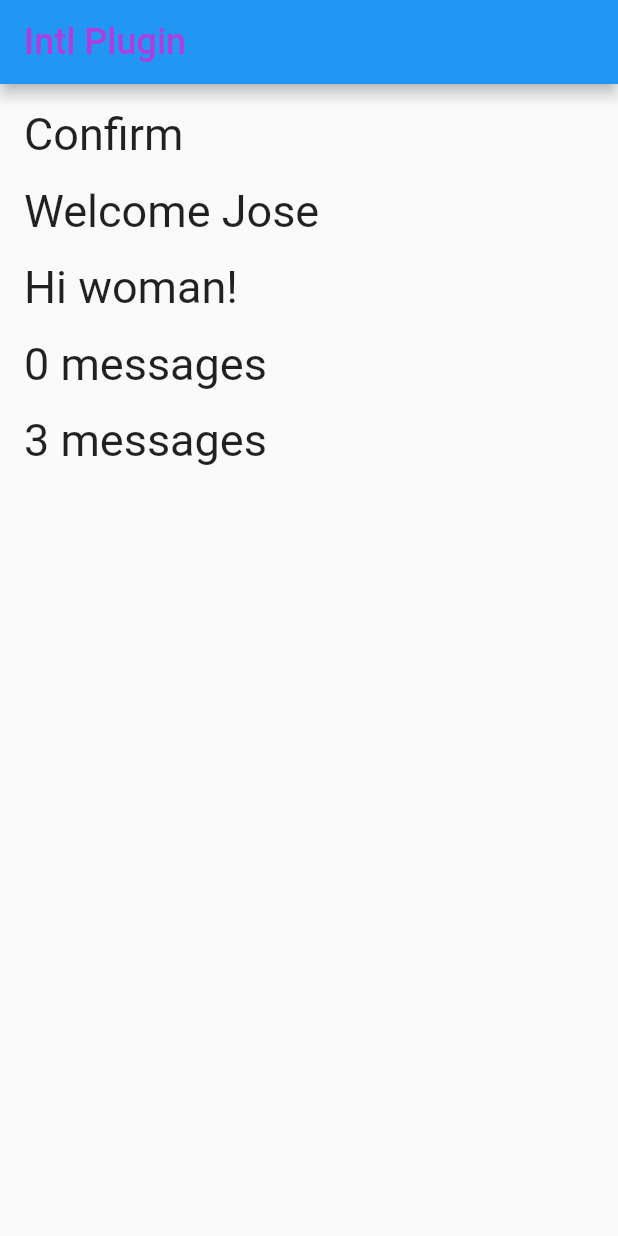
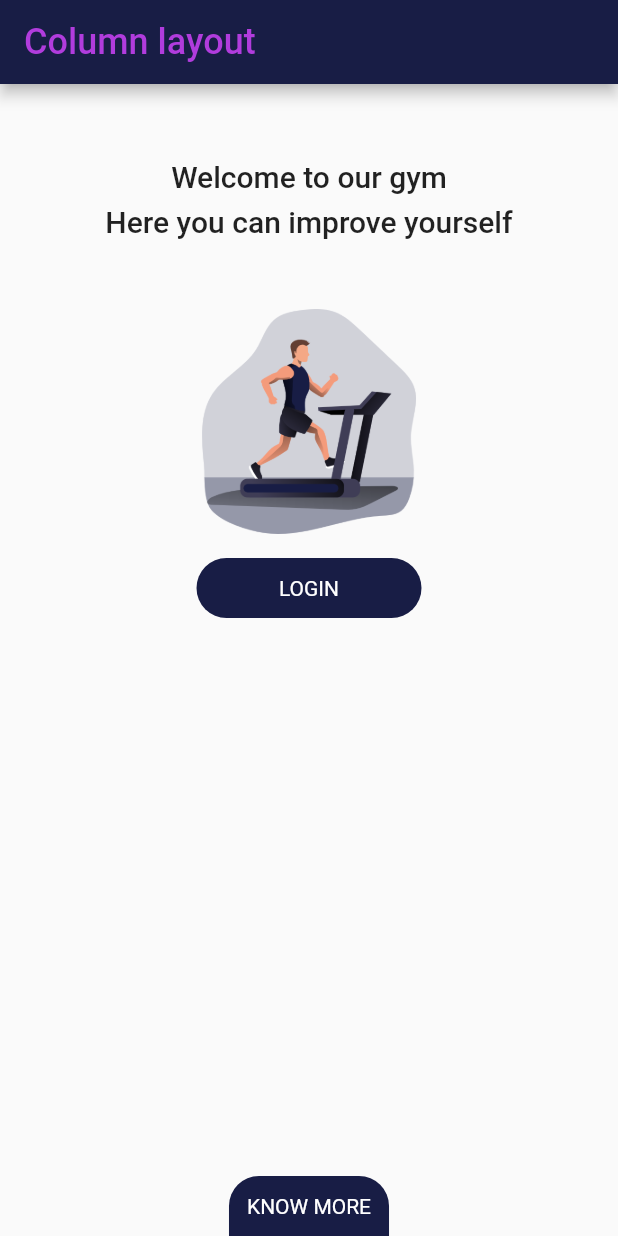
Before and after one commit to Codigo-Base/flutter-garage, a Flutter app: the screen it shows after launch, on a phone screen of 412 x 824 dp. Run offline on Flutter 3.47's test engine with Material 2 defaults, Android fonts, the phone set to English and light mode, and no system bars; generated files the repository leaves out were written again.

Commit message:
Column layout with scroll

```diff
--- a/lib/ui/app.dart
+++ b/lib/ui/app.dart
@@ -1,7 +1,7 @@
-
 import 'package:flutter/material.dart';
 import 'package:flutter_garage/l10n/generated/l10n.dart';
 import 'package:flutter_garage/ui/apperror/app_error_page.dart';
+import 'package:flutter_garage/ui/columnlayout/column_layout.dart';
 import 'package:flutter_garage/ui/hidekeyboard/hide_keyboard_page.dart';
 import 'package:flutter_garage/ui/intl/intl_page.dart';
 import 'package:flutter_garage/ui/uxform/ux_form_page.dart';
@@ -10,7 +10,6 @@ import 'package:flutter_localizations/flutter_localizations.dart';
 class MyApp extends StatelessWidget {
   @override
   Widget build(BuildContext context) {
-
     final primaryColor = Color(0xFF181D45);
     final accentColor = Color(0xFFB13CDD);
 
@@ -20,17 +19,34 @@ class MyApp extends StatelessWidget {
       theme: ThemeData(
         primaryColor: primaryColor,
         accentColor: accentColor,
+        colorScheme: ColorScheme.fromSwatch(
+          accentColor: accentColor,
+        ),
         appBarTheme: AppBarTheme(
-          textTheme: Theme.of(context).textTheme.copyWith(
-            headline6: Theme.of(context).textTheme.headline6!.copyWith(
-              color: accentColor,
-              fontSize: 24
-            )
-          )
-        ),
+            backgroundColor: primaryColor,
+            toolbarTextStyle: Theme.of(context)
+                .textTheme
+                .copyWith(
+                    headline6: Theme.of(context)
+                        .textTheme
+                        .headline6!
+                        .copyWith(color: accentColor, fontSize: 24))
+                .bodyText2,
+            titleTextStyle: Theme.of(context)
+                .textTheme
+                .copyWith(
+                    headline6: Theme.of(context)
+                        .textTheme
+                        .headline6!
+                        .copyWith(color: accentColor, fontSize: 24))
+                .headline6),
         inputDecorationTheme: InputDecorationTheme(
-          contentPadding: const EdgeInsets.symmetric(horizontal: 13, vertical: 10),
-          hintStyle: TextStyle(color: Colors.blueGrey, fontWeight: FontWeight.w400, fontSize: 14),
+          contentPadding:
+              const EdgeInsets.symmetric(horizontal: 13, vertical: 10),
+          hintStyle: TextStyle(
+              color: Colors.blueGrey,
+              fontWeight: FontWeight.w400,
+              fontSize: 14),
           border: OutlineInputBorder(
             borderRadius: BorderRadius.circular(15),
           ),
@@ -44,7 +60,7 @@ class MyApp extends StatelessWidget {
         GlobalCupertinoLocalizations.delegate,
       ],
       supportedLocales: S.delegate.supportedLocales,
-      home: IntlPage(),
+      home: ColumnLayout(),
     );
   }
 }
--- /dev/null
+++ b/lib/ui/columnlayout/column_layout.dart
@@ -0,0 +1,75 @@
+import 'package:flutter/material.dart';
+import 'package:flutter/services.dart';
+import 'package:flutter_garage/ui/widget/rounded_button.dart';
+
+class ColumnLayout extends StatelessWidget {
+  const ColumnLayout({Key? key}) : super(key: key);
+
+  @override
+  Widget build(BuildContext context) {
+    final textStyle = TextStyle(color: Colors.white);
+
+    return Scaffold(
+      appBar: AppBar(
+          systemOverlayStyle: SystemUiOverlayStyle.light,
+          title: Text('Column layout')),
+      body: Padding(
+        padding: const EdgeInsets.symmetric(horizontal: 24.0),
+        child: LayoutBuilder(
+          builder: (_, constraints) => SingleChildScrollView(
+            child: ConstrainedBox(
+              constraints: BoxConstraints(
+                minHeight: constraints.maxHeight
+              ),
+              child: IntrinsicHeight(
+                child: Column(
+                  children: [
+                    SizedBox(
+                      height: 150,
+                      width: double.infinity,
+                      child: Center(
+                        child: Text(
+                          'Welcome to our gym\nHere you can improve yourself',
+                          textAlign: TextAlign.center,
+                          style: Theme.of(context)
+                              .textTheme
+                              .headline6
+                              ?.copyWith(height: 1.5),
+                        ),
+                      ),
+                    ),
+                    Column(
+                      children: [
+                        SizedBox(
+                          width: 150,
+                          height: 150,
+                          child: Image.asset(
+                            'assets/images/fitnessImage.png',
+                          ),
+                        ),
+                        Padding(
+                          padding: const EdgeInsets.symmetric(vertical: 16),
+                          child: RoundedButton(
+                            minWidth: 150,
+                            onPressed: () {},
+                            child: Text('Login'.toUpperCase(), style: textStyle),
+                          ),
+                        )
+                      ],
+                    ),
+                    Expanded(child: SizedBox.shrink()),
+                    RoundedButton(
+                      radius: BorderRadius.vertical(top: Radius.circular(20)),
+                      onPressed: () {},
+                      child: Text('Know more'.toUpperCase(), style: textStyle),
+                    )
+                  ],
+                ),
+              ),
+            ),
+          ),
+        ),
+      ),
+    );
+  }
+}
--- /dev/null
+++ b/lib/ui/widget/rounded_button.dart
@@ -0,0 +1,32 @@
+import 'package:flutter/material.dart';
+
+class RoundedButton extends StatelessWidget {
+  const RoundedButton({
+    Key? key,
+    this.onPressed,
+    required this.child,
+    this.minWidth,
+    this.radius,
+  }) : super(key: key);
+
+  final double? minWidth;
+  final BorderRadius? radius;
+  final VoidCallback? onPressed;
+  final Widget child;
+
+  @override
+  Widget build(BuildContext context) {
+    return GestureDetector(
+      onTap: onPressed,
+      child: Container(
+        padding: EdgeInsets.all(12),
+        width: minWidth,
+        decoration: BoxDecoration(
+          color: Theme.of(context).primaryColor,
+          borderRadius: radius ?? BorderRadius.circular(20),
+        ),
+        child: Align(child: child, widthFactor: 1,),
+      ),
+    );
+  }
+}
--- a/pubspec.yaml
+++ b/pubspec.yaml
@@ -24,6 +24,10 @@ flutter_icons:
 
 flutter:
   uses-material-design: true
+
+  assets:
+    - assets/images/
+
 flutter_intl:
   enabled: true
   class_name: S # Optional. Sets the name for the generated localization class. Default: S
```
Also changed, not shown: assets/images/fitnessImage.png (added), pubspec.lock, 3 other files.
